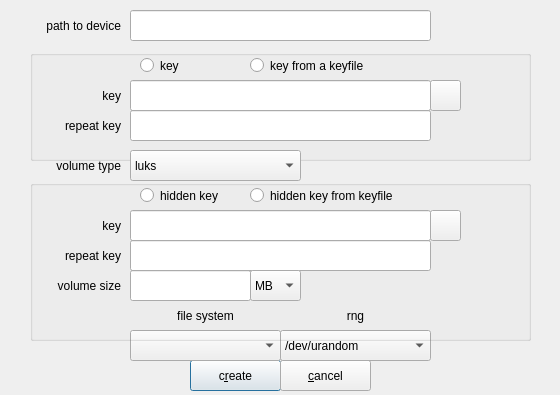
The window that zuluCrypt-gui/createvolume.ui (mhogomchungu/zuluCrypt) describes before a commit, drawn with Qt 5.
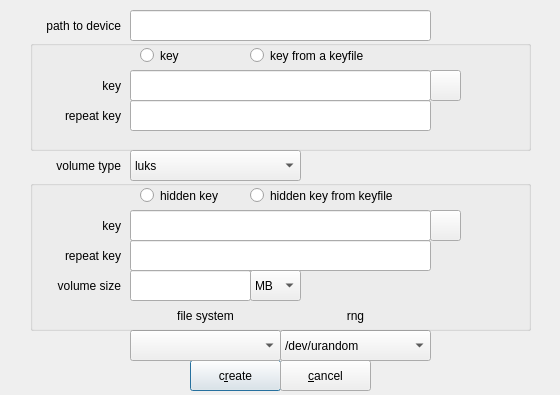
The same window after the commit.

Patch:
```diff
--- a/zuluCrypt-gui/createvolume.ui
+++ b/zuluCrypt-gui/createvolume.ui
@@ -81,7 +81,7 @@
    <property name="geometry">
     <rect>
      <x>30</x>
-     <y>50</y>
+     <y>40</y>
      <width>501</width>
      <height>111</height>
     </rect>
@@ -259,7 +259,7 @@
      <x>30</x>
      <y>180</y>
      <width>501</width>
-     <height>161</height>
+     <height>151</height>
     </rect>
    </property>
    <property name="title">
```
